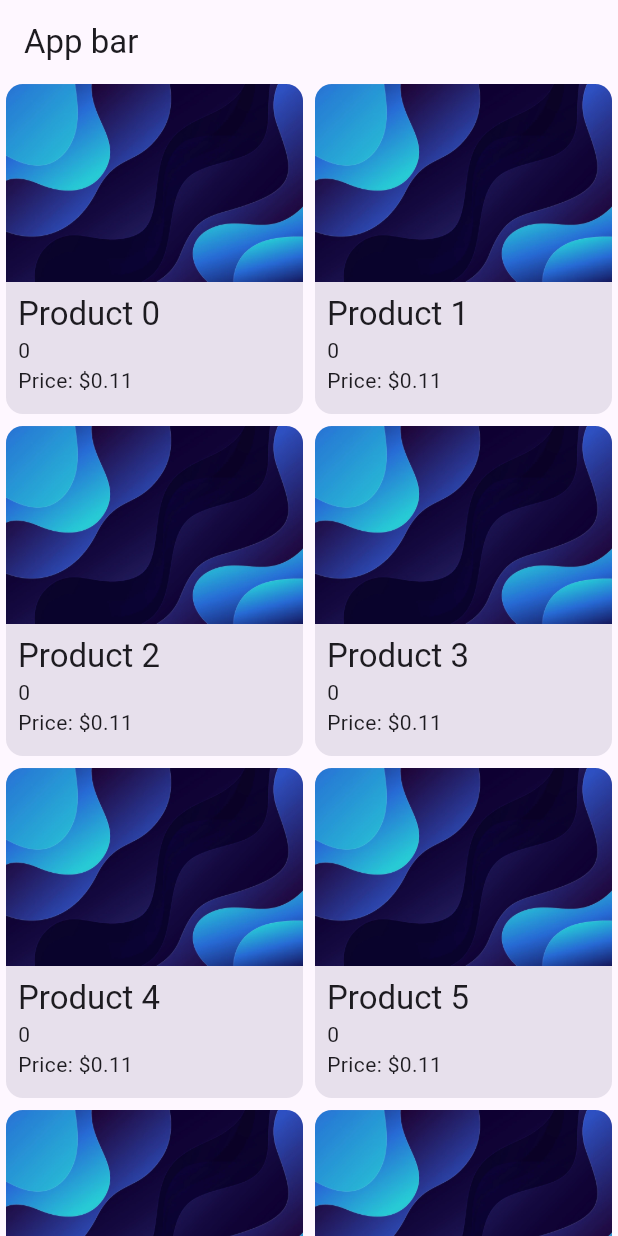
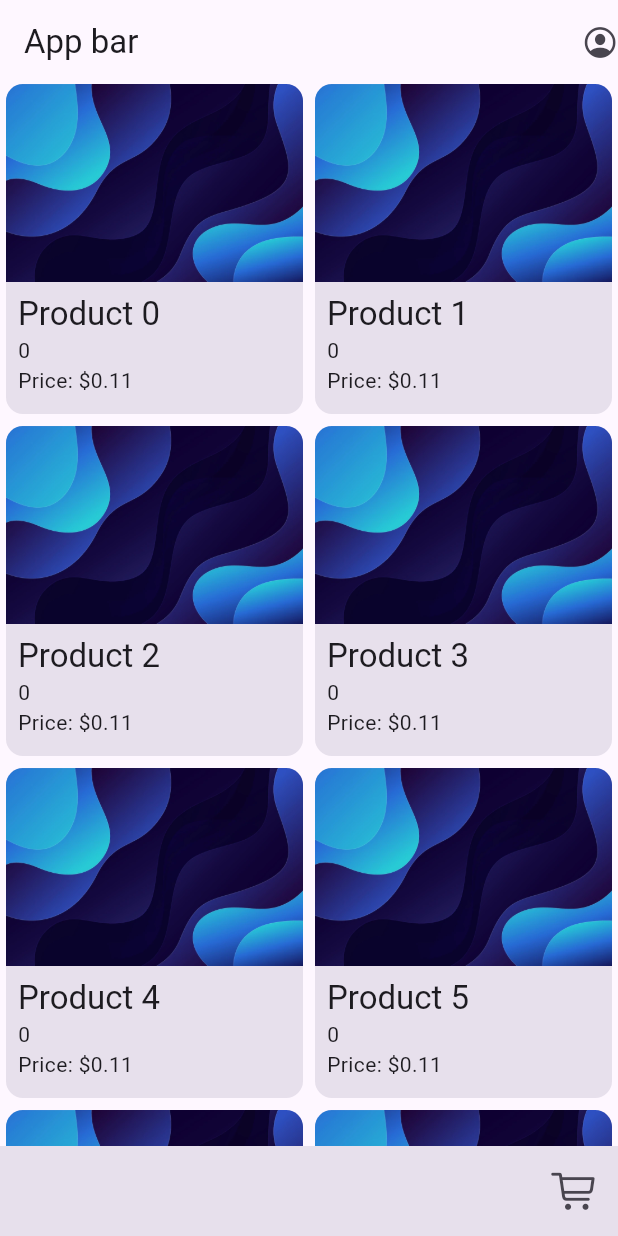
Before and after one commit to kunboy1608/user_market_flutter, a Flutter app: the Home screen opened directly, on a phone screen of 412 x 824 dp. Run offline on Flutter 3.47's test engine with Material 2 defaults, Android fonts, the phone set to English and light mode, and no system bars; our stand-ins replace cloud_firestore, dio, firebase_auth, firebase_core, firebase_storage, flutter_bloc and 2 more; accounts and stored records are empty.

Commit message:
add animation add item to cart

```diff
--- /dev/null
+++ b/lib/home/bottom_bar.dart
@@ -0,0 +1,33 @@
+import 'package:flutter/material.dart';
+import 'package:user_market/home/cart.dart';
+
+class BottomBar extends StatefulWidget {
+  const BottomBar({super.key, required this.isHidden});
+
+  final bool isHidden;
+
+  @override
+  State<BottomBar> createState() => _BottomBarState();
+}
+
+class _BottomBarState extends State<BottomBar> {
+  bool isExpanded = false;
+  @override
+  Widget build(BuildContext context) {
+    double height = 60;
+    return AnimatedContainer(
+      height: widget.isHidden ? 0 : height,
+      duration: const Duration(seconds: 1),
+      child: SingleChildScrollView(
+        child: GestureDetector(
+          onTap: () {},
+          child: isExpanded
+              ? Container()
+              : Cart(
+                  height: height,
+                ),
+        ),
+      ),
+    );
+  }
+}
--- /dev/null
+++ b/lib/home/cart.dart
@@ -0,0 +1,61 @@
+import 'package:flutter/cupertino.dart';
+import 'package:flutter/material.dart';
+import 'package:flutter_bloc/flutter_bloc.dart';
+import 'package:user_market/bloc/cart_cubit.dart';
+import 'package:user_market/entity/product.dart';
+import 'package:user_market/home/cart_item.dart';
+import 'package:user_market/util/const.dart';
+
+class Cart extends StatefulWidget {
+  const Cart({super.key, required this.height});
+  final double height;
+
+  @override
+  State<Cart> createState() => _CartState();
+}
+
+class _CartState extends State<Cart> {
+  @override
+  Widget build(BuildContext context) {
+    return Container(
+      height: widget.height,
+      color: Theme.of(context).colorScheme.surfaceVariant,
+      child: LayoutBuilder(builder: (context, constraints) {
+        return Row(
+          children: [
+            SizedBox(
+                width: constraints.maxWidth - widget.height,
+                height: widget.height,
+                child: BlocBuilder<CartCubit, Map<String, (Product, int)>>(
+                  builder: (_, state) {
+                    return ListView.separated(
+                      scrollDirection: Axis.horizontal,
+                      itemBuilder: (_, index) {
+                        return CartItem(
+                            product: state.values.elementAt(index).$1,
+                            size: widget.height);
+                      },
+                      itemCount: state.values.length,
+                      separatorBuilder: (_, __) => const SizedBox(
+                        width: defPading,
+                      ),
+                    );
+                  },
+                )),
+            SizedBox(
+              height: widget.height,
+              width: widget.height,
+              child: IconButton(
+                onPressed: () {},
+                icon: Icon(
+                  CupertinoIcons.cart,
+                  size: widget.height / 2,
+                ),
+              ),
+            )
+          ],
+        );
+      }),
+    );
+  }
+}
--- a/lib/home/home.dart
+++ b/lib/home/home.dart
@@ -1,8 +1,10 @@
 import 'dart:math';
 
 import 'package:cloud_firestore/cloud_firestore.dart';
+import 'package:flutter/cupertino.dart';
 import 'package:flutter/material.dart';
 import 'package:user_market/entity/product.dart';
+import 'package:user_market/home/bottom_bar.dart';
 import 'package:user_market/home/product_card.dart';
 import 'package:user_market/util/const.dart';
 
@@ -15,6 +17,8 @@ class Home extends StatefulWidget {
 
 class _HomeState extends State<Home> {
   late List<Product> _products;
+  // bool _hideCart = false;
+  late ScrollController _controller;
 
   @override
   void initState() {
@@ -28,6 +32,7 @@ class _HomeState extends State<Home> {
       p.price = Random().nextDouble();
       return p;
     }).toList();
+    _controller = ScrollController();
   }
 
   @override
@@ -35,10 +40,16 @@ class _HomeState extends State<Home> {
     return Scaffold(
         appBar: AppBar(
           title: const Text("App bar"),
+          actions: const [
+            Icon(
+              CupertinoIcons.profile_circled,
+            )
+          ],
         ),
         body: Padding(
           padding: const EdgeInsets.symmetric(horizontal: defPading / 2),
           child: GridView.builder(
+            controller: _controller,
             gridDelegate: const SliverGridDelegateWithFixedCrossAxisCount(
                 crossAxisCount: 2,
                 crossAxisSpacing: defPading,
@@ -50,6 +61,8 @@ class _HomeState extends State<Home> {
             itemCount: _products.length,
           ),
         ),
-    );
+        bottomNavigationBar: const BottomBar(
+          isHidden: false,
+        ));
   }
 }
--- a/lib/home/product_card.dart
+++ b/lib/home/product_card.dart
@@ -5,16 +5,11 @@ import 'package:user_market/home/product_details.dart';
 import 'package:user_market/util/const.dart';
 import 'package:user_market/util/string_utils.dart';
 
-class ProductCard extends StatefulWidget {
+class ProductCard extends StatelessWidget {
   const ProductCard({super.key, required this.pro});
 
   final Product pro;
 
-  @override
-  State<ProductCard> createState() => _ProductCardState();
-}
-
-class _ProductCardState extends State<ProductCard> {
   @override
   Widget build(BuildContext context) {
     return GestureDetector(
@@ -23,7 +18,7 @@ class _ProductCardState extends State<ProductCard> {
             context,
             CupertinoPageRoute(
                 builder: (_) => ProductDetails(
-                      pro: widget.pro,
+                      pro: pro,
                     )));
       },
       child: ClipRRect(
@@ -34,7 +29,7 @@ class _ProductCardState extends State<ProductCard> {
             crossAxisAlignment: CrossAxisAlignment.start,
             children: [
               Hero(
-                  tag: widget.pro.id ?? "",
+                  tag: pro.id ?? "",
                   child: Image.asset("assets/img/background_login.png")),
               Padding(
                 padding: const EdgeInsets.all(defPading),
@@ -42,14 +37,14 @@ class _ProductCardState extends State<ProductCard> {
                   crossAxisAlignment: CrossAxisAlignment.start,
                   children: [
                     Text(
-                      widget.pro.name ?? "",
+                      pro.name ?? "",
                       maxLines: 2,
                       overflow: TextOverflow.ellipsis,
                       style: Theme.of(context).textTheme.titleLarge,
                     ),
-                    Text(widget.pro.categoryId?.toString() ?? "",
+                    Text(pro.categoryId?.toString() ?? "",
                         maxLines: 1, overflow: TextOverflow.ellipsis),
-                    Text("Price: ${formatCurrency(widget.pro.price)}",
+                    Text("Price: ${formatCurrency(pro.price)}",
                         maxLines: 2, overflow: TextOverflow.ellipsis)
                   ],
                 ),
--- a/pubspec.yaml
+++ b/pubspec.yaml
@@ -8,6 +8,7 @@ environment:
 
 dependencies:
   cloud_firestore: ^4.9.3
+  cupertino_icons: ^1.0.6
   dio: ^5.3.3
   firebase_auth: ^4.10.1
   firebase_core: ^2.17.0
@@ -16,7 +17,6 @@ dependencies:
     sdk: flutter
   flutter_bloc: ^8.1.3
   google_sign_in: ^6.1.5
-  image_picker: ^1.0.4
   intl: ^0.18.1
   path_provider: ^2.1.1
   synchronized: ^3.1.0
```
Also changed, not shown: lib/bloc/cart_cubit.dart (added, +32 -0 lines), lib/home/cart_item.dart (added, +38 -0 lines), lib/home/product_details.dart (+24 -3 lines), lib/main.dart (+15 -6 lines), pubspec.lock, 1 other file. Lines whose indentation alone changed are shown as unchanged.
